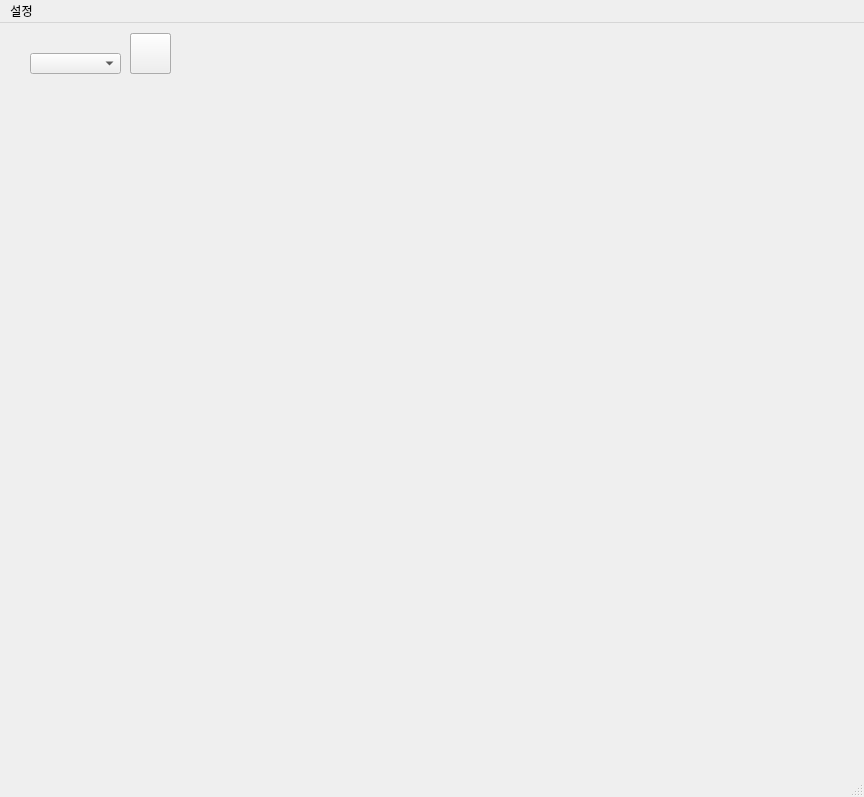
First picture: the form in EMRDoor.ui, repository gyu-young-shin/pyEmrDoor, before the edit.
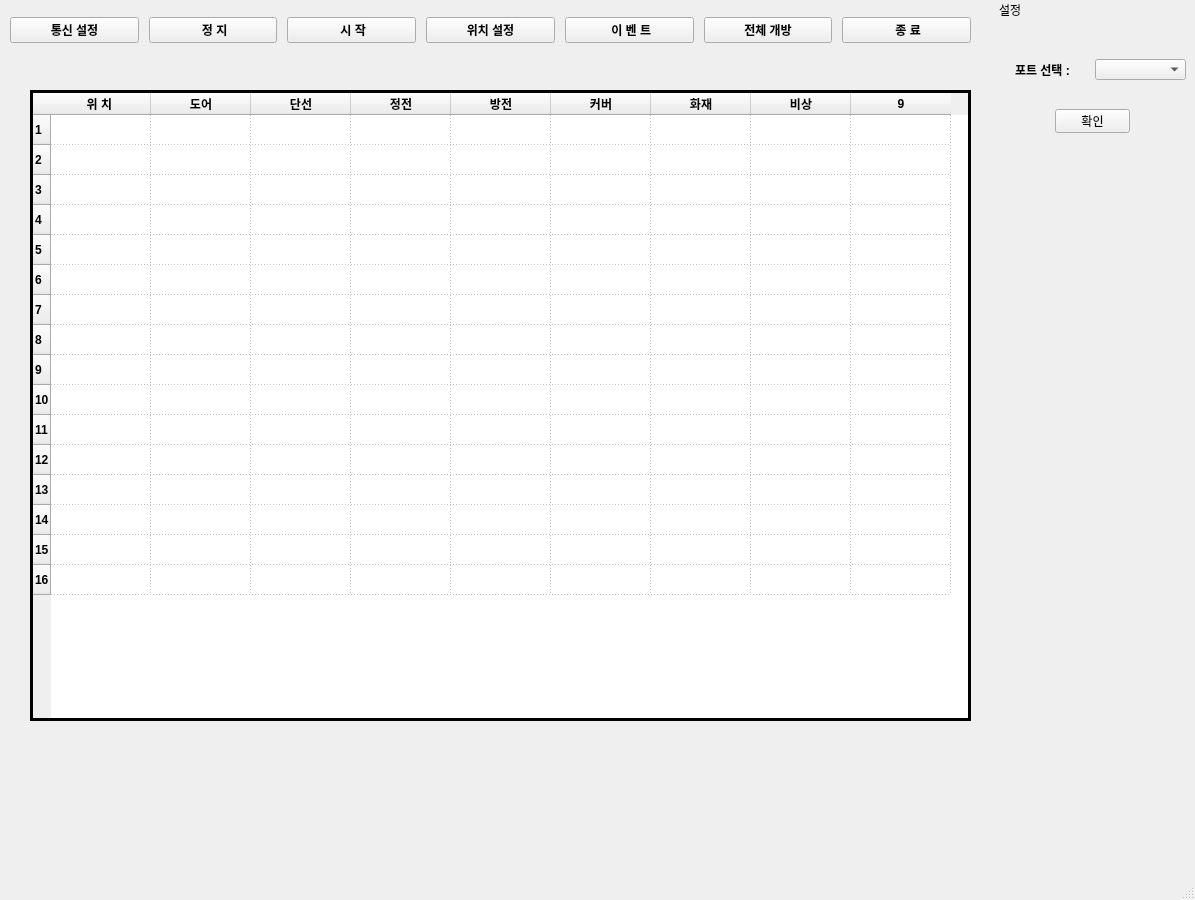
Second picture: the form after the edit. Icons and pictures are not drawn.

What changed in the file:
```diff
--- a/EMRDoor.ui
+++ b/EMRDoor.ui
@@ -2,93 +2,632 @@
 <ui version="4.0">
  <class>MainWindow</class>
  <widget class="QMainWindow" name="MainWindow">
+  <property name="enabled">
+   <bool>true</bool>
+  </property>
   <property name="geometry">
    <rect>
     <x>0</x>
     <y>0</y>
-    <width>864</width>
-    <height>797</height>
+    <width>1195</width>
+    <height>900</height>
    </rect>
   </property>
+  <property name="sizePolicy">
+   <sizepolicy hsizetype="Preferred" vsizetype="Preferred">
+    <horstretch>0</horstretch>
+    <verstretch>0</verstretch>
+   </sizepolicy>
+  </property>
   <property name="windowTitle">
    <string>MainWindow</string>
   </property>
   <widget class="QWidget" name="centralwidget">
-   <widget class="QPushButton" name="pushButton">
+   <widget class="QWidget" name="horizontalLayoutWidget">
     <property name="geometry">
      <rect>
-      <x>130</x>
-      <y>10</y>
-      <width>41</width>
-      <height>41</height>
+      <x>0</x>
+      <y>0</y>
+      <width>981</width>
+      <height>61</height>
      </rect>
     </property>
-    <property name="text">
-     <string/>
+    <layout class="QHBoxLayout" name="horizontalLayout">
+     <property name="spacing">
+      <number>10</number>
+     </property>
+     <property name="leftMargin">
+      <number>10</number>
+     </property>
+     <property name="topMargin">
+      <number>10</number>
+     </property>
+     <property name="rightMargin">
+      <number>10</number>
+     </property>
+     <property name="bottomMargin">
+      <number>10</number>
+     </property>
+     <item>
+      <widget class="QPushButton" name="pushButton_3">
+       <property name="font">
+        <font>
+         <bold>true</bold>
+        </font>
+       </property>
+       <property name="text">
+        <string>통신 설정</string>
+       </property>
+       <property name="icon">
+        <iconset resource="emrdoor_imag.qrc">
+         <normaloff>:/image/image/free-icon-gears-416153.png</normaloff>:/image/image/free-icon-gears-416153.png</iconset>
+       </property>
+       <property name="iconSize">
+        <size>
+         <width>32</width>
+         <height>32</height>
+        </size>
+       </property>
+      </widget>
+     </item>
+     <item>
+      <widget class="QPushButton" name="pushButton_2">
+       <property name="font">
+        <font>
+         <bold>true</bold>
+        </font>
+       </property>
+       <property name="text">
+        <string> 정 지</string>
+       </property>
+       <property name="icon">
+        <iconset resource="emrdoor_imag.qrc">
+         <normaloff>:/image/image/stop-button.png</normaloff>:/image/image/stop-button.png</iconset>
+       </property>
+       <property name="iconSize">
+        <size>
+         <width>32</width>
+         <height>32</height>
+        </size>
+       </property>
+      </widget>
+     </item>
+     <item>
+      <widget class="QPushButton" name="pushButton">
+       <property name="font">
+        <font>
+         <bold>true</bold>
+        </font>
+       </property>
+       <property name="text">
+        <string> 시 작</string>
+       </property>
+       <property name="icon">
+        <iconset resource="emrdoor_imag.qrc">
+         <normaloff>:/image/image/free-icon-right-arrows-6776011.png</normaloff>:/image/image/free-icon-right-arrows-6776011.png</iconset>
+       </property>
+       <property name="iconSize">
+        <size>
+         <width>32</width>
+         <height>32</height>
+        </size>
+       </property>
+      </widget>
+     </item>
+     <item>
+      <widget class="QPushButton" name="pushButton_5">
+       <property name="font">
+        <font>
+         <bold>true</bold>
+        </font>
+       </property>
+       <property name="text">
+        <string>위치 설정</string>
+       </property>
+       <property name="icon">
+        <iconset resource="emrdoor_imag.qrc">
+         <normaloff>:/image/image/free-icon-location-pin-8259448.png</normaloff>:/image/image/free-icon-location-pin-8259448.png</iconset>
+       </property>
+       <property name="iconSize">
+        <size>
+         <width>32</width>
+         <height>32</height>
+        </size>
+       </property>
+      </widget>
+     </item>
+     <item>
+      <widget class="QPushButton" name="eventBt">
+       <property name="font">
+        <font>
+         <bold>true</bold>
+        </font>
+       </property>
+       <property name="text">
+        <string> 이 벤 트</string>
+       </property>
+       <property name="icon">
+        <iconset resource="emrdoor_imag.qrc">
+         <normaloff>:/image/image/free-icon-log-file-format-8760478.png</normaloff>:/image/image/free-icon-log-file-format-8760478.png</iconset>
+       </property>
+       <property name="iconSize">
+        <size>
+         <width>32</width>
+         <height>32</height>
+        </size>
+       </property>
+      </widget>
+     </item>
+     <item>
+      <widget class="QPushButton" name="OpenAllBt">
+       <property name="font">
+        <font>
+         <bold>true</bold>
+        </font>
+       </property>
+       <property name="text">
+        <string>전체 개방</string>
+       </property>
+       <property name="icon">
+        <iconset resource="emrdoor_imag.qrc">
+         <normaloff>:/image/image/free-icon-door-9050998.png</normaloff>:/image/image/free-icon-door-9050998.png</iconset>
+       </property>
+       <property name="iconSize">
+        <size>
+         <width>32</width>
+         <height>32</height>
+        </size>
+       </property>
+      </widget>
+     </item>
+     <item>
+      <widget class="QPushButton" name="ByeBt">
+       <property name="font">
+        <font>
+         <bold>true</bold>
+        </font>
+       </property>
+       <property name="text">
+        <string> 종 료</string>
+       </property>
+       <property name="icon">
+        <iconset resource="emrdoor_imag.qrc">
+         <normaloff>:/image/image/free-icon-end-5129674.png</normaloff>:/image/image/free-icon-end-5129674.png</iconset>
+       </property>
+       <property name="iconSize">
+        <size>
+         <width>32</width>
+         <height>32</height>
+        </size>
+       </property>
+      </widget>
+     </item>
+    </layout>
+   </widget>
+   <widget class="QWidget" name="gridLayoutWidget">
+    <property name="geometry">
+     <rect>
+      <x>150</x>
+      <y>130</y>
+      <width>711</width>
+      <height>251</height>
+     </rect>
     </property>
-    <property name="icon">
-     <iconset resource="emrdoor_imag.qrc">
-      <normaloff>:/image/image/play-button.png</normaloff>:/image/image/play-button.png</iconset>
-    </property>
-    <property name="iconSize">
-     <size>
-      <width>32</width>
-      <height>32</height>
-     </size>
-    </property>
+    <layout class="QGridLayout" name="gridLayout">
+     <property name="leftMargin">
+      <number>20</number>
+     </property>
+     <property name="topMargin">
+      <number>10</number>
+     </property>
+     <property name="rightMargin">
+      <number>20</number>
+     </property>
+     <property name="bottomMargin">
+      <number>10</number>
+     </property>
+     <property name="spacing">
+      <number>20</number>
+     </property>
+     <item row="0" column="4">
+      <widget class="QLabel" name="label_9">
+       <property name="text">
+        <string/>
+       </property>
+       <property name="pixmap">
+        <pixmap resource="emrdoor_imag.qrc">:/image/image/RedOff.png</pixmap>
+       </property>
+       <property name="scaledContents">
+        <bool>true</bool>
+       </property>
+      </widget>
+     </item>
+     <item row="0" column="0">
+      <widget class="QLabel" name="label_7">
+       <property name="text">
+        <string/>
+       </property>
+       <property name="pixmap">
+        <pixmap resource="emrdoor_imag.qrc">:/image/image/RedOff.png</pixmap>
+       </property>
+       <property name="scaledContents">
+        <bool>true</bool>
+       </property>
+      </widget>
+     </item>
+     <item row="1" column="1">
+      <widget class="QLabel" name="label_6">
+       <property name="text">
+        <string/>
+       </property>
+       <property name="pixmap">
+        <pixmap resource="emrdoor_imag.qrc">:/image/image/RedOff.png</pixmap>
+       </property>
+       <property name="scaledContents">
+        <bool>true</bool>
+       </property>
+      </widget>
+     </item>
+     <item row="1" column="6">
+      <widget class="QLabel" name="label_5">
+       <property name="text">
+        <string/>
+       </property>
+       <property name="pixmap">
+        <pixmap resource="emrdoor_imag.qrc">:/image/image/RedOff.png</pixmap>
+       </property>
+       <property name="scaledContents">
+        <bool>true</bool>
+       </property>
+      </widget>
+     </item>
+     <item row="1" column="4">
+      <widget class="QLabel" name="label_4">
+       <property name="text">
+        <string/>
+       </property>
+       <property name="pixmap">
+        <pixmap resource="emrdoor_imag.qrc">:/image/image/RedOff.png</pixmap>
+       </property>
+       <property name="scaledContents">
+        <bool>true</bool>
+       </property>
+      </widget>
+     </item>
+     <item row="1" column="2">
+      <widget class="QLabel" name="label_3">
+       <property name="text">
+        <string/>
+       </property>
+       <property name="pixmap">
+        <pixmap resource="emrdoor_imag.qrc">:/image/image/GreenOn.png</pixmap>
+       </property>
+       <property name="scaledContents">
+        <bool>true</bool>
+       </property>
+      </widget>
+     </item>
+     <item row="1" column="5">
+      <widget class="QLabel" name="label_8">
+       <property name="text">
+        <string/>
+       </property>
+       <property name="pixmap">
+        <pixmap resource="emrdoor_imag.qrc">:/image/image/RedOff.png</pixmap>
+       </property>
+       <property name="scaledContents">
+        <bool>true</bool>
+       </property>
+      </widget>
+     </item>
+     <item row="1" column="3">
+      <widget class="QLabel" name="label">
+       <property name="text">
+        <string/>
+       </property>
+       <property name="pixmap">
+        <pixmap resource="emrdoor_imag.qrc">:/image/image/RedOff.png</pixmap>
+       </property>
+       <property name="scaledContents">
+        <bool>true</bool>
+       </property>
+      </widget>
+     </item>
+     <item row="1" column="0">
+      <widget class="QLabel" name="label_10">
+       <property name="text">
+        <string/>
+       </property>
+       <property name="pixmap">
+        <pixmap resource="emrdoor_imag.qrc">:/image/image/RedOff.png</pixmap>
+       </property>
+       <property name="scaledContents">
+        <bool>true</bool>
+       </property>
+      </widget>
+     </item>
+     <item row="0" column="1">
+      <widget class="QLabel" name="label_11">
+       <property name="text">
+        <string/>
+       </property>
+       <property name="pixmap">
+        <pixmap resource="emrdoor_imag.qrc">:/image/image/RedOff.png</pixmap>
+       </property>
+       <property name="scaledContents">
+        <bool>true</bool>
+       </property>
+      </widget>
+     </item>
+     <item row="0" column="2">
+      <widget class="QLabel" name="label_12">
+       <property name="text">
+        <string/>
+       </property>
+       <property name="pixmap">
+        <pixmap resource="emrdoor_imag.qrc">:/image/image/RedOff.png</pixmap>
+       </property>
+       <property name="scaledContents">
+        <bool>true</bool>
+       </property>
+      </widget>
+     </item>
+     <item row="0" column="3">
+      <widget class="QLabel" name="label_13">
+       <property name="text">
+        <string/>
+       </property>
+       <property name="pixmap">
+        <pixmap resource="emrdoor_imag.qrc">:/image/image/RedOff.png</pixmap>
+       </property>
+       <property name="scaledContents">
+        <bool>true</bool>
+       </property>
+      </widget>
+     </item>
+     <item row="2" column="0">
+      <widget class="QLabel" name="label_14">
+       <property name="text">
+        <string/>
+       </property>
+       <property name="pixmap">
+        <pixmap resource="emrdoor_imag.qrc">:/image/image/RedOff.png</pixmap>
+       </property>
+       <property name="scaledContents">
+        <bool>true</bool>
+       </property>
+      </widget>
+     </item>
+     <item row="3" column="0">
+      <widget class="QLabel" name="label_15">
+       <property name="text">
+        <string/>
+       </property>
+       <property name="pixmap">
+        <pixmap resource="emrdoor_imag.qrc">:/image/image/RedOff.png</pixmap>
+       </property>
+       <property name="scaledContents">
+        <bool>true</bool>
+       </property>
+      </widget>
+     </item>
+    </layout>
    </widget>
-   <widget class="QComboBox" name="comboBox">
+   <widget class="QTableWidget" name="tableWidget">
     <property name="geometry">
      <rect>
       <x>30</x>
-      <y>30</y>
-      <width>91</width>
-      <height>21</height>
+      <y>90</y>
+      <width>941</width>
+      <height>631</height>
      </rect>
     </property>
-   </widget>
-   <widget class="QPushButton" name="pushButton_2">
-    <property name="geometry">
-     <rect>
-      <x>130</x>
-      <y>10</y>
-      <width>41</width>
-      <height>41</height>
-     </rect>
+    <property name="font">
+     <font>
+      <bold>true</bold>
+     </font>
     </property>
-    <property name="text">
-     <string/>
+    <property name="frameShape">
+     <enum>QFrame::Shape::Box</enum>
     </property>
-    <property name="icon">
-     <iconset resource="emrdoor_imag.qrc">
-      <normaloff>:/image/image/stop-button.png</normaloff>:/image/image/stop-button.png</iconset>
+    <property name="frameShadow">
+     <enum>QFrame::Shadow::Plain</enum>
+    </property>
+    <property name="lineWidth">
+     <number>3</number>
+    </property>
+    <property name="sizeAdjustPolicy">
+     <enum>QAbstractScrollArea::SizeAdjustPolicy::AdjustIgnored</enum>
+    </property>
+    <property name="autoScrollMargin">
+     <number>26</number>
+    </property>
+    <property name="editTriggers">
+     <set>QAbstractItemView::EditTrigger::NoEditTriggers</set>
     </property>
     <property name="iconSize">
      <size>
-      <width>32</width>
-      <height>32</height>
+      <width>4</width>
+      <height>4</height>
      </size>
     </property>
-   </widget>
-  </widget>
-  <widget class="QMenuBar" name="menubar">
-   <property name="geometry">
-    <rect>
-     <x>0</x>
-     <y>0</y>
-     <width>864</width>
-     <height>22</height>
-    </rect>
-   </property>
-   <widget class="QMenu" name="menuFile">
-    <property name="title">
-     <string>설정</string>
+    <property name="showGrid">
+     <bool>true</bool>
     </property>
-    <addaction name="actionConnect"/>
+    <property name="gridStyle">
+     <enum>Qt::PenStyle::DotLine</enum>
+    </property>
+    <property name="sortingEnabled">
+     <bool>false</bool>
+    </property>
+    <row/>
+    <row/>
+    <row/>
+    <row/>
+    <row/>
+    <row/>
+    <row/>
+    <row/>
+    <row/>
+    <row/>
+    <row/>
+    <row/>
+    <row/>
+    <row/>
+    <row/>
+    <row/>
+    <column>
+     <property name="text">
+      <string>위 치 </string>
+     </property>
+    </column>
+    <column>
+     <property name="text">
+      <string>도어</string>
+     </property>
+    </column>
+    <column>
+     <property name="text">
+      <string>단선</string>
+     </property>
+    </column>
+    <column>
+     <property name="text">
+      <string>정전</string>
+     </property>
+    </column>
+    <column>
+     <property name="text">
+      <string>방전</string>
+     </property>
+    </column>
+    <column>
+     <property name="text">
+      <string>커버</string>
+     </property>
+    </column>
+    <column>
+     <property name="text">
+      <string>화재</string>
+     </property>
+    </column>
+    <column>
+     <property name="text">
+      <string>비상</string>
+     </property>
+    </column>
+    <column/>
    </widget>
-   <addaction name="menuFile"/>
+   <zorder>tableWidget</zorder>
+   <zorder>horizontalLayoutWidget</zorder>
+   <zorder>gridLayoutWidget</zorder>
   </widget>
   <widget class="QStatusBar" name="statusbar"/>
+  <widget class="QDockWidget" name="dockWidget_2">
+   <property name="enabled">
+    <bool>true</bool>
+   </property>
+   <property name="sizePolicy">
+    <sizepolicy hsizetype="Preferred" vsizetype="Preferred">
+     <horstretch>0</horstretch>
+     <verstretch>0</verstretch>
+    </sizepolicy>
+   </property>
+   <property name="minimumSize">
+    <size>
+     <width>200</width>
+     <height>150</height>
+    </size>
+   </property>
+   <property name="maximumSize">
+    <size>
+     <width>200</width>
+     <height>150</height>
+    </size>
+   </property>
+   <property name="palette">
+    <palette>
+     <active/>
+     <inactive/>
+     <disabled/>
+    </palette>
+   </property>
+   <property name="whatsThis">
+    <string/>
+   </property>
+   <property name="accessibleName">
+    <string/>
+   </property>
+   <property name="accessibleDescription">
+    <string/>
+   </property>
+   <property name="autoFillBackground">
+    <bool>false</bool>
+   </property>
+   <property name="styleSheet">
+    <string notr="true">
+dockWidget_2{background-color:green;}
+</string>
+   </property>
+   <property name="floating">
+    <bool>true</bool>
+   </property>
+   <property name="features">
+    <set>QDockWidget::DockWidgetFeature::NoDockWidgetFeatures</set>
+   </property>
+   <property name="allowedAreas">
+    <set>Qt::DockWidgetArea::NoDockWidgetArea</set>
+   </property>
+   <property name="windowTitle">
+    <string>설정 </string>
+   </property>
+   <attribute name="dockWidgetArea">
+    <number>2</number>
+   </attribute>
+   <widget class="QWidget" name="dockWidgetContents_2">
+    <widget class="QComboBox" name="comboBox">
+     <property name="geometry">
+      <rect>
+       <x>100</x>
+       <y>40</y>
+       <width>91</width>
+       <height>21</height>
+      </rect>
+     </property>
+    </widget>
+    <widget class="QLabel" name="label_2">
+     <property name="geometry">
+      <rect>
+       <x>20</x>
+       <y>40</y>
+       <width>61</width>
+       <height>21</height>
+      </rect>
+     </property>
+     <property name="font">
+      <font>
+       <bold>true</bold>
+      </font>
+     </property>
+     <property name="text">
+      <string>포트 선택 :</string>
+     </property>
+    </widget>
+    <widget class="QPushButton" name="pushButton_4">
+     <property name="geometry">
+      <rect>
+       <x>60</x>
+       <y>90</y>
+       <width>75</width>
+       <height>24</height>
+      </rect>
+     </property>
+     <property name="text">
+      <string>확인</string>
+     </property>
+    </widget>
+   </widget>
+  </widget>
   <action name="actionConnect">
    <property name="text">
     <string>연결</string>
```
Left out of the diff: 6 changed lines with no effect on the pictures.
